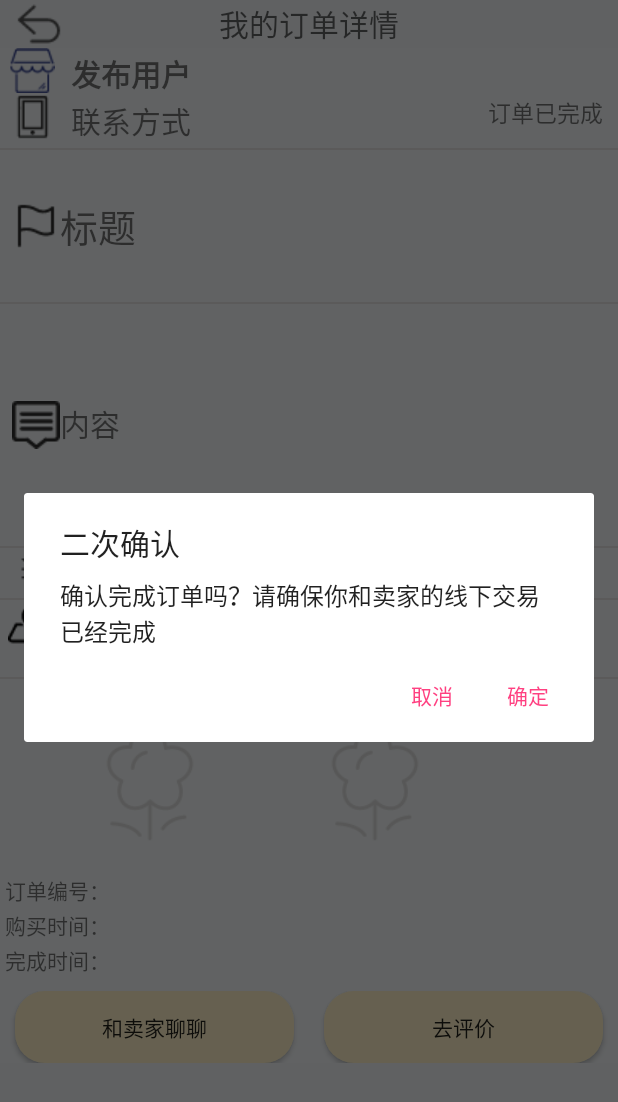
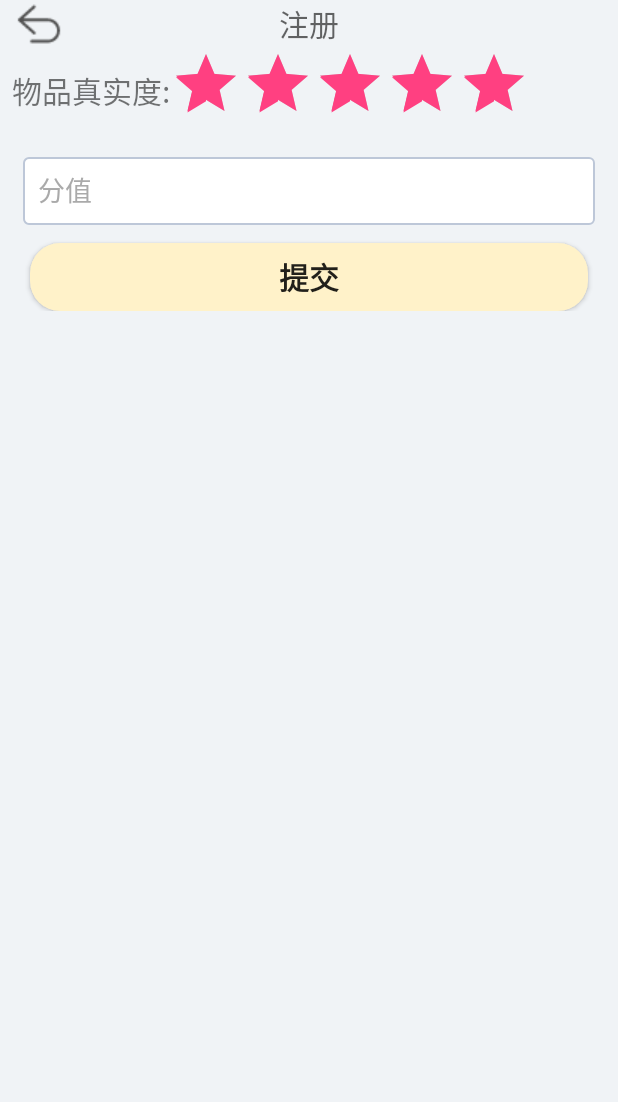
Before and after one commit to baifan666/MyApplication, an Android app: the MyOrdersSpecificActivity screen opened directly, with no data from a screen before it, after a tap on "去评价", on a phone screen of 412 x 824 dp. Shown: the top 1102 px of the screen. Run offline under Robolectric (Android 15) with nearby library versions, the phone set to English and light mode, and no system bars; libraries missing offline, so code that uses them is left out: io.rong.imkit; pictures from the network do not load; 15 statements that could not run were skipped.

Commit message:
新增评分界面，功能未实现； 修改部分复现bug，有些bug未复现，无法定位

```diff
--- a/app/src/main/AndroidManifest.xml
+++ b/app/src/main/AndroidManifest.xml
@@ -111,7 +111,8 @@
         <activity android:name=".activity.ChangePasswordActivity" />
         <activity android:name=".activity.MyOrdersSpecificActivity" />
         <activity android:name=".activity.MySellsActivity" />
-        <activity android:name=".activity.MapActivity"></activity>
+        <activity android:name=".activity.MapActivity" />
+        <activity android:name=".activity.EvaluateActivity"></activity>
     </application>
 
 </manifest>
--- /dev/null
+++ b/app/src/main/java/com/example/baifan/myapplication/activity/EvaluateActivity.java
@@ -0,0 +1,35 @@
+package com.example.baifan.myapplication.activity;
+
+import android.app.Activity;
+import android.os.Bundle;
+import android.view.Window;
+import android.widget.EditText;
+import android.widget.ImageView;
+import android.widget.RatingBar;
+
+import com.example.baifan.myapplication.R;
+import com.example.baifan.myapplication.application.ExitApplication;
+
+public class EvaluateActivity extends Activity {
+    private ImageView back;
+    private RatingBar ratingBar;
+    private EditText score;
+    @Override
+    protected void onCreate(Bundle savedInstanceState) {
+        super.onCreate(savedInstanceState);
+        requestWindowFeature(Window.FEATURE_NO_TITLE);
+        setContentView(R.layout.activity_evaluate);
+        //将该Activity添加到ExitApplication实例中，
+        ExitApplication.getInstance().addActivity(this);
+        back = (ImageView) findViewById(R.id.backImg); //返回
+        score = (EditText)findViewById(R.id.score);
+        ratingBar = (RatingBar) findViewById(R.id.ratingBar1);
+        ratingBar.setOnRatingBarChangeListener(new RatingBar.OnRatingBarChangeListener() {
+            @Override
+            public void onRatingChanged(RatingBar ratingBar, float rating, boolean fromUser) {
+                score.setText(String.valueOf(rating));
+            }
+        });
+    }
+
+}
--- a/app/src/main/java/com/example/baifan/myapplication/activity/MyOrdersSpecificActivity.java
+++ b/app/src/main/java/com/example/baifan/myapplication/activity/MyOrdersSpecificActivity.java
@@ -64,7 +64,6 @@ public class MyOrdersSpecificActivity extends Activity {
         title.setOnTouchListener(new View.OnTouchListener() {
             @Override
             public boolean onTouch(View view, MotionEvent motionEvent) {
-                // TODO Auto-generated method stub
                 if(motionEvent.getAction()==MotionEvent.ACTION_DOWN){
                     //通知父控件不要干扰
                     view.getParent().requestDisallowInterceptTouchEvent(true);
@@ -85,7 +84,6 @@ public class MyOrdersSpecificActivity extends Activity {
         content.setOnTouchListener(new View.OnTouchListener() {
             @Override
             public boolean onTouch(View view, MotionEvent motionEvent) {
-                // TODO Auto-generated method stub
                 if(motionEvent.getAction()==MotionEvent.ACTION_DOWN){
                     //通知父控件不要干扰
                     view.getParent().requestDisallowInterceptTouchEvent(true);
@@ -106,7 +104,6 @@ public class MyOrdersSpecificActivity extends Activity {
         location.setOnTouchListener(new View.OnTouchListener() {
             @Override
             public boolean onTouch(View view, MotionEvent motionEvent) {
-                // TODO Auto-generated method stub
                 if(motionEvent.getAction()==MotionEvent.ACTION_DOWN){
                     //通知父控件不要干扰
                     view.getParent().requestDisallowInterceptTouchEvent(true);
@@ -233,7 +230,14 @@ public class MyOrdersSpecificActivity extends Activity {
         finish.setOnClickListener(new View.OnClickListener() {
             @Override
             public void onClick(View view) {
-                showDialog();
+                if("0".equals(orderSpecificInfo.getIsfinish())) {
+                    showDialog();
+                }else {
+                    Intent i = new Intent();
+                    i.setClass(MyOrdersSpecificActivity.this, EvaluateActivity.class);
+                    i.putExtra("seller",seller.getText().toString()); // 传递卖家信息
+                    startActivity(i);
+                }
             }
         });
         conversation = (Button)findViewById(R.id.conversation);
--- a/app/src/main/java/com/example/baifan/myapplication/activity/OpinionActivity.java
+++ b/app/src/main/java/com/example/baifan/myapplication/activity/OpinionActivity.java
@@ -23,7 +23,7 @@ public class OpinionActivity extends Activity {
         setContentView(R.layout.activity_opinion);
         //将该Activity添加到ExitApplication实例中，
         ExitApplication.getInstance().addActivity(this);
-        back = (ImageView) findViewById(R.id.backImg); //返回
+        back = (ImageView) findViewById(R.id.IV_back); //返回
         back.setOnClickListener(new View.OnClickListener() {
             @Override
             public void onClick(View view) {
--- /dev/null
+++ b/app/src/main/res/layout/activity_evaluate.xml
@@ -0,0 +1,92 @@
+<?xml version="1.0" encoding="utf-8"?>
+<LinearLayout xmlns:android="http://schemas.android.com/apk/res/android"
+    android:layout_width="match_parent"
+    android:layout_height="match_parent"
+    android:orientation="vertical"
+    android:background="#F0F3F6">
+
+    <RelativeLayout
+        android:layout_width="match_parent"
+        android:layout_height="wrap_content"
+        >
+
+        <ImageView
+            android:id="@+id/backImg"
+            android:layout_width="wrap_content"
+            android:layout_height="wrap_content"
+            android:layout_centerVertical="true"
+            android:layout_marginLeft="10dp"
+            android:scaleType="centerInside"
+            android:src="@drawable/back" />
+
+        <TextView
+            android:id="@+id/registerTextb"
+            android:layout_width="wrap_content"
+            android:layout_height="wrap_content"
+            android:layout_centerHorizontal="true"
+            android:layout_centerVertical="true"
+            android:gravity="center_vertical"
+            android:hint="注册"
+            android:textColor="#00868B"
+            android:textSize="20sp" />
+    </RelativeLayout>
+
+    <LinearLayout
+        android:layout_width="match_parent"
+        android:layout_height="wrap_content"
+        android:orientation="vertical" >
+
+        <LinearLayout
+            android:layout_width="wrap_content"
+            android:layout_height="wrap_content"
+            android:orientation="horizontal" >
+            <TextView
+                android:id="@+id/tv_location"
+                android:layout_width="match_parent"
+                android:layout_height="match_parent"
+                android:text="物品真实度:"
+                android:textSize="20dp"
+                android:gravity="center"
+                android:paddingLeft="6dp"
+                android:layout_marginLeft="2dp"
+                />
+            <RatingBar
+                android:id="@+id/ratingBar1"
+                android:layout_width="wrap_content"
+                android:layout_height="wrap_content"
+                android:layout_gravity="center_horizontal"
+                android:numStars="5"
+                android:max="255"
+                android:progress="255"
+                android:stepSize="0.5"
+                />
+        </LinearLayout>
+        <EditText
+            android:id="@+id/score"
+            android:layout_width="match_parent"
+            android:layout_height="45dp"
+            android:layout_marginLeft="15dp"
+            android:layout_marginRight="15dp"
+            android:layout_marginTop="15dp"
+            android:background="@drawable/bg_edittext"
+            android:hint="分值"
+            android:inputType="textPassword"
+            android:padding="10dp"
+            android:singleLine="true"
+            android:textColorHint="#AAAAAA" />
+
+        <Button
+            android:id="@+id/register"
+            android:layout_width="match_parent"
+            android:layout_height="45dp"
+            android:layout_marginLeft="20dp"
+            android:layout_marginRight="20dp"
+            android:layout_marginTop="12dp"
+            android:background="@drawable/btn_green"
+            android:text="提交"
+            android:textSize="20dp"
+            android:textStyle="bold" />
+
+    </LinearLayout>
+
+</LinearLayout>
```
